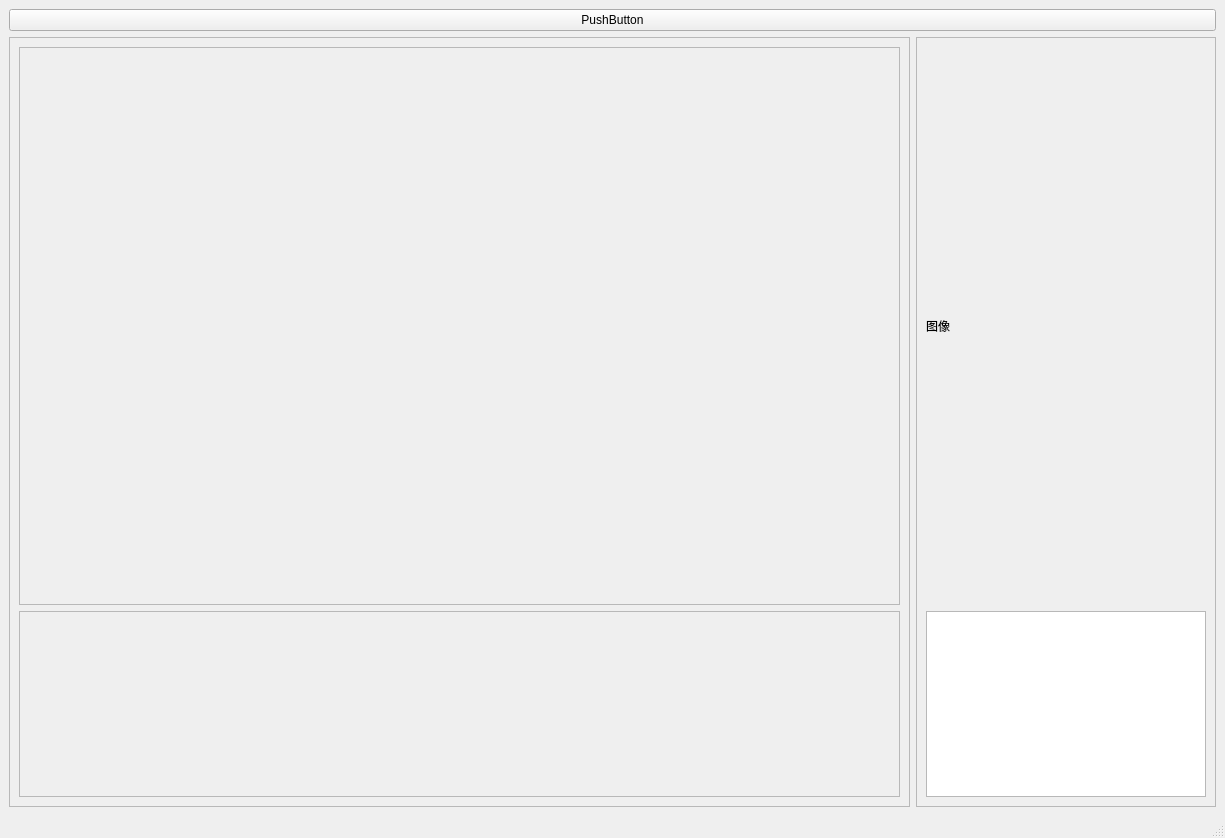
Qt form gui.ui (wqhot/ZNTKGUI) before a commit.
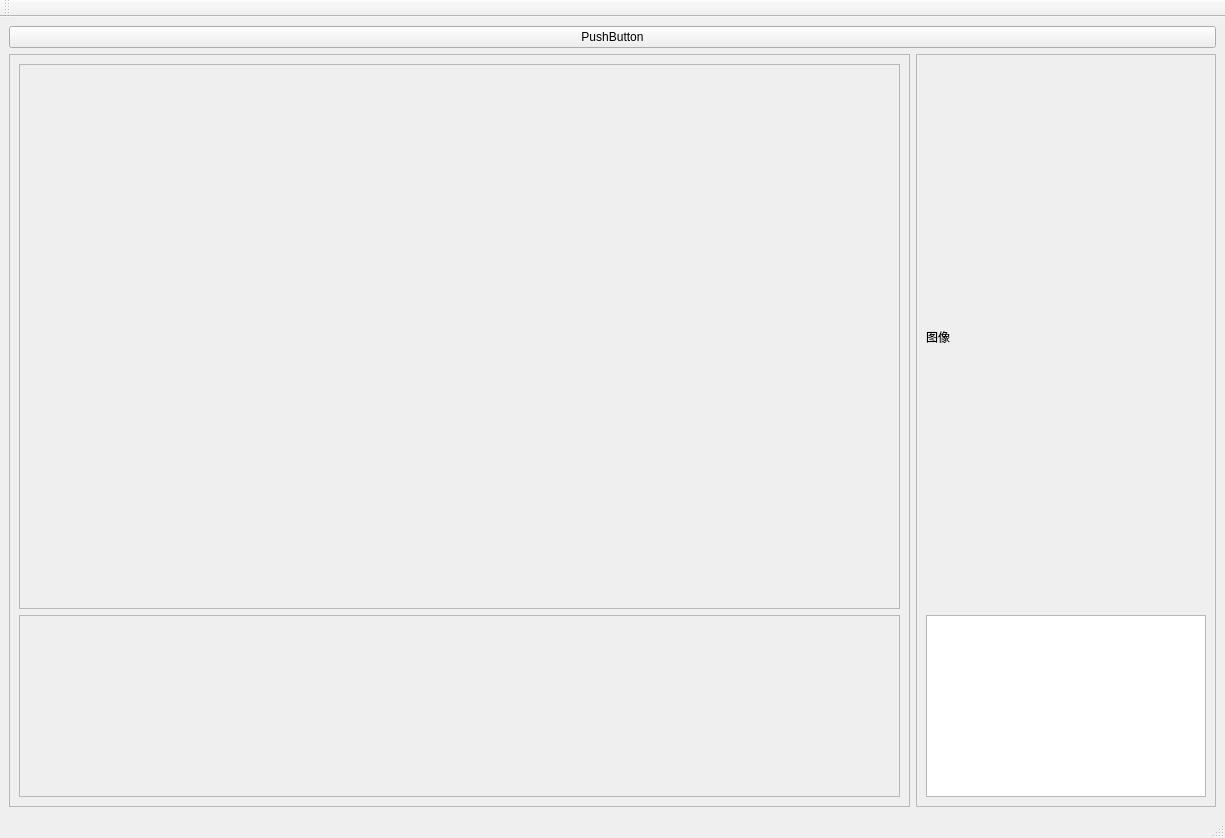
The same form after that commit.

```diff
--- a/gui.ui
+++ b/gui.ui
@@ -142,6 +142,17 @@
    </layout>
   </widget>
   <widget class="QStatusBar" name="statusbar"/>
+  <widget class="QToolBar" name="toolBar">
+   <property name="windowTitle">
+    <string>toolBar</string>
+   </property>
+   <attribute name="toolBarArea">
+    <enum>TopToolBarArea</enum>
+   </attribute>
+   <attribute name="toolBarBreak">
+    <bool>false</bool>
+   </attribute>
+  </widget>
  </widget>
  <resources/>
  <connections/>
```
